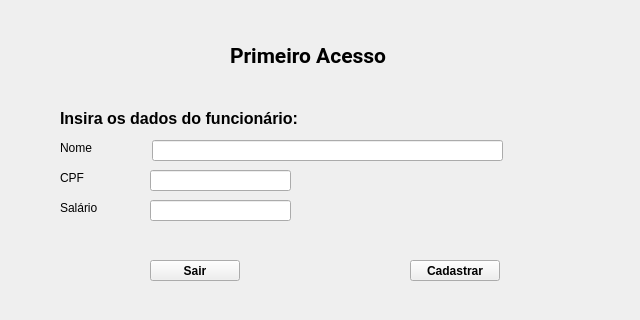
Qt form Qt-designer/tela_primeiro_acesso.ui (somar07/Controle-de-Estoque-com-Interface) before a commit; both pictures show x 0 to 640 and y 0 to 320 of the 640 by 480 pixel window.
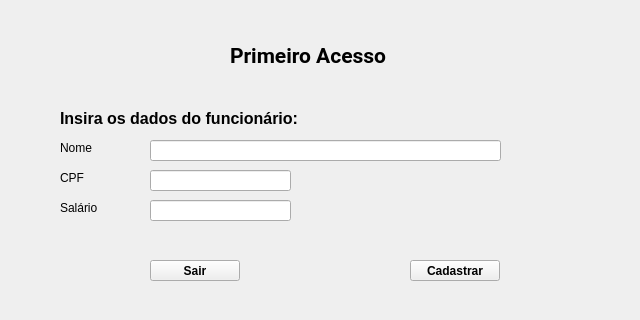
The same form after that commit.

Diff of the .ui file:
```diff
--- a/Qt-designer/tela_primeiro_acesso.ui
+++ b/Qt-designer/tela_primeiro_acesso.ui
@@ -123,7 +123,7 @@
    <widget class="QLineEdit" name="lineEdit">
     <property name="geometry">
      <rect>
-      <x>152</x>
+      <x>150</x>
       <y>140</y>
       <width>351</width>
       <height>21</height>
```
